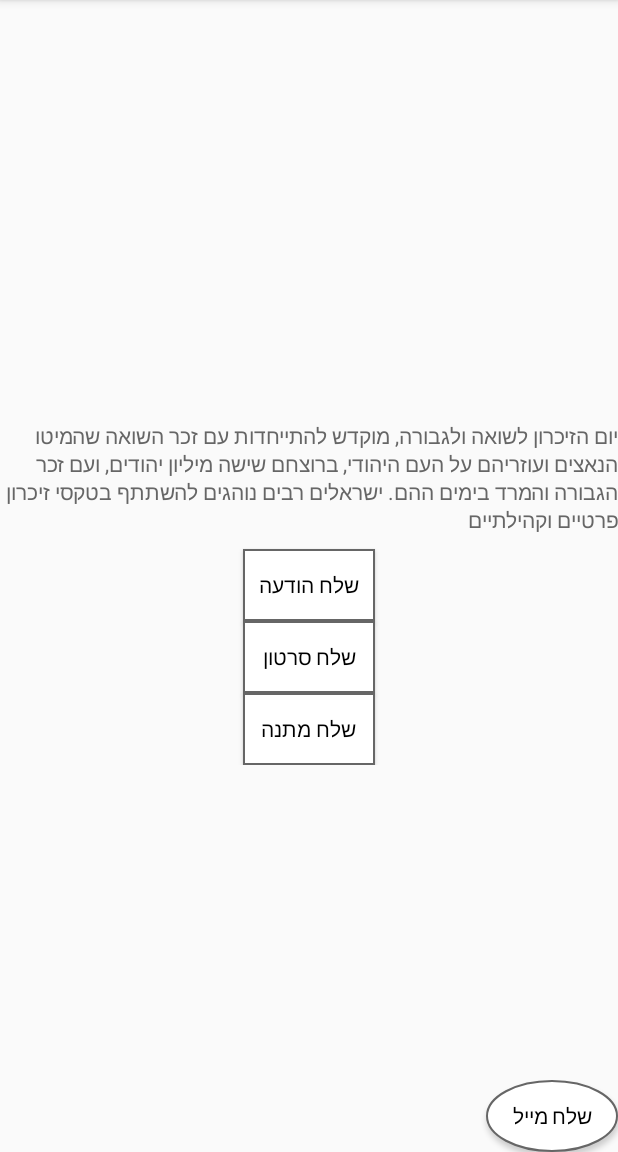
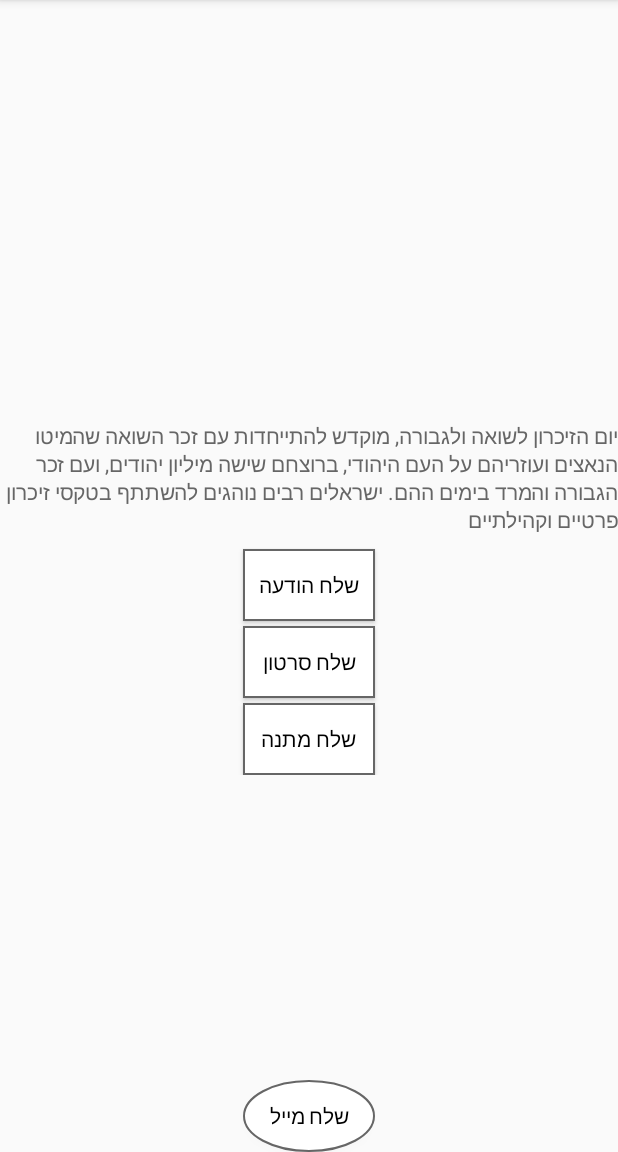
Before and after one commit to Shacharit/Shacharit, an Android app: the GiveGiftsActivity screen opened directly, with no data from a screen before it, on a phone screen of 412 x 824 dp, the part 84-1236 px from its top. Run offline under Robolectric (Android 15) with nearby library versions, the phone set to English and light mode, and no system bars; our stand-ins replace Firebase (no records; nobody signed in at launch, a user with empty details on screens opened directly), Volley; 10 statements that could not run were skipped.

Commit message:
Finish activity_give_gifts and start creating activity_receive_gift

```diff
--- a/app/src/main/res/layout/activity_give_gifts.xml
+++ b/app/src/main/res/layout/activity_give_gifts.xml
@@ -13,6 +13,11 @@
         android:layout_alignParentBottom="true"
         android:layoutDirection="rtl" >
 
+        <LinearLayout
+            android:orientation="vertical"
+            android:layout_width="match_parent"
+            android:layout_height="wrap_content">
+
             <Button
                 android:id="@+id/emailButton"
                 android:layout_width="wrap_content"
@@ -21,6 +26,7 @@
                 android:text="שלח מייל"
                 android:textColor="@android:color/black"
                 android:background = "@drawable/oval_button" />
+        </LinearLayout>
     </LinearLayout>
 
     <ScrollView
@@ -53,6 +59,7 @@
                 android:layout_width="wrap_content"
                 android:layout_height="wrap_content"
                 android:layout_gravity="center"
+                android:layout_marginTop="3sp"
                 android:text="שלח סרטון"
                 android:background="@drawable/rectangle_button"
                 android:textColor="@android:color/black" />
@@ -62,6 +69,7 @@
                 android:layout_width="wrap_content"
                 android:layout_height="wrap_content"
                 android:layout_gravity="center"
+                android:layout_marginTop="3sp"
                 android:text="שלח מתנה"
                 android:background="@drawable/rectangle_button"
                 android:textColor="@android:color/black" />
```
Also changed, not shown: app/src/main/res/layout/activity_receive_gift.xml (+70 -23 lines). Lines whose indentation alone changed are shown as unchanged.
